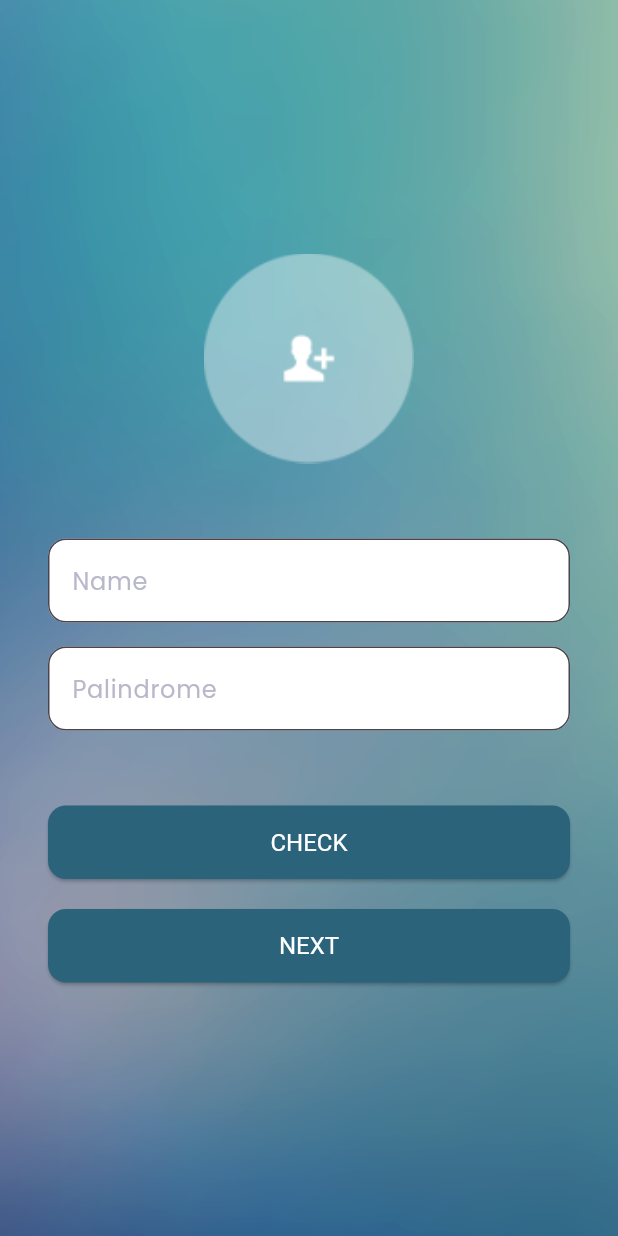
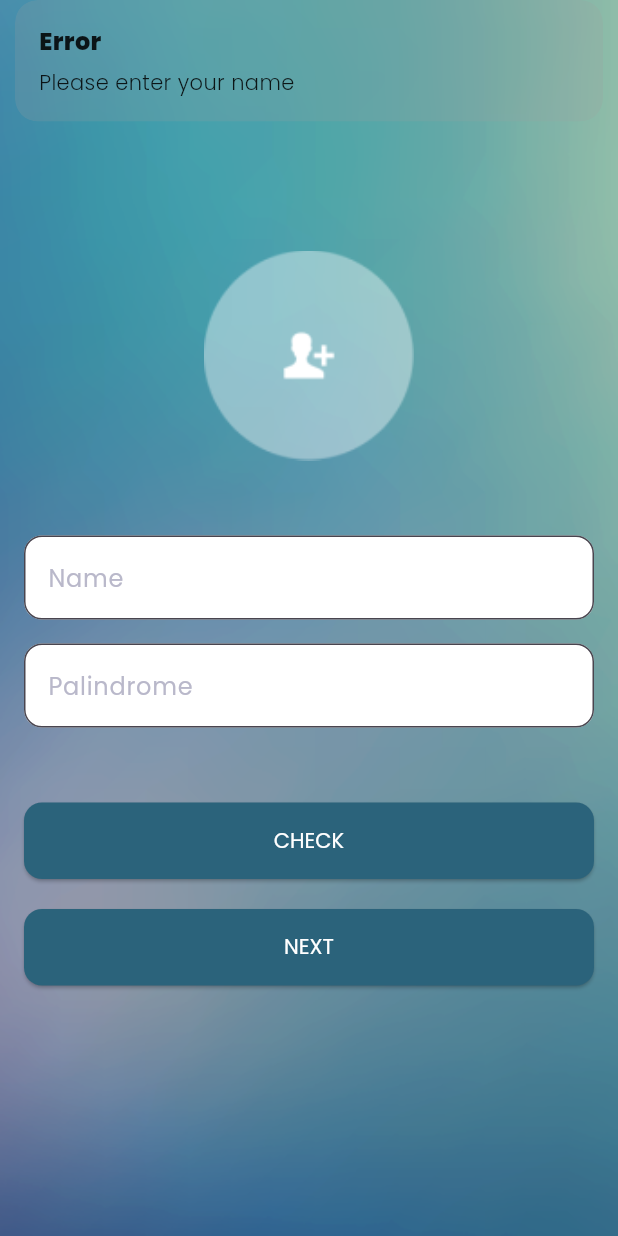
Before and after one commit to yondikavl/mdintern_test, a Flutter app: the screen it shows after launch, after a tap on "NEXT", on a phone screen of 412 x 824 dp. Run offline on Flutter 3.47's test engine with Material 3 defaults, Android fonts, the phone set to English and light mode, and no system bars; our stand-ins replace get, google_fonts.

Commit message:
feat: second screen, models and api service

```diff
--- a/lib/app/modules/first_screen/pages/first_screen_page.dart
+++ b/lib/app/modules/first_screen/pages/first_screen_page.dart
@@ -1,6 +1,8 @@
 import 'package:flutter/material.dart';
 import 'package:get/get.dart';
+import 'package:google_fonts/google_fonts.dart';
 import 'package:mdintern_test_suitmedia/app/modules/first_screen/controllers/first_screen_controller.dart';
+import 'package:mdintern_test_suitmedia/app/routes/app_routes.dart';
 
 class FirstScreenPage extends StatelessWidget {
   final FirstScreenController _controller = Get.find();
@@ -10,7 +12,6 @@ class FirstScreenPage extends StatelessWidget {
   Widget build(BuildContext context) {
     return Scaffold(
       body: Container(
-        padding: const EdgeInsets.symmetric(horizontal: 16),
         decoration: const BoxDecoration(
           image: DecorationImage(
             image: AssetImage('assets/images/background 1.png'),
@@ -63,7 +64,7 @@ class FirstScreenPage extends StatelessWidget {
                   onPressed: () => _controller.checkPalindrome(),
                   style: ElevatedButton.styleFrom(
                     padding: const EdgeInsets.symmetric(vertical: 15),
-                    textStyle: const TextStyle(fontSize: 16),
+                    textStyle: GoogleFonts.poppins(fontSize: 14),
                     backgroundColor: const Color(0xff2B637B),
                     foregroundColor: Colors.white,
                     shape: RoundedRectangleBorder(
@@ -78,11 +79,18 @@ class FirstScreenPage extends StatelessWidget {
                 width: double.infinity,
                 child: ElevatedButton(
                   onPressed: () {
-                    //
+                    if (_controller.name.value.isNotEmpty) {
+                      Get.toNamed(
+                        AppRoutes.secondScreen,
+                        arguments: _controller.name.value,
+                      );
+                    } else {
+                      Get.snackbar('Error', 'Please enter your name');
+                    }
                   },
                   style: ElevatedButton.styleFrom(
                     padding: const EdgeInsets.symmetric(vertical: 15),
-                    textStyle: const TextStyle(fontSize: 16),
+                    textStyle: GoogleFonts.poppins(fontSize: 14),
                     backgroundColor: const Color(0xff2B637B),
                     foregroundColor: Colors.white,
                     shape: RoundedRectangleBorder(
--- /dev/null
+++ b/lib/app/modules/second_screen/controllers/second_screen_controller.dart
@@ -0,0 +1,14 @@
+import 'package:get/get.dart';
+
+class SecondScreenController extends GetxController {
+  var name = ''.obs;
+  var selectedUserName = ''.obs;
+
+  void updateName(String newName) {
+    name.value = newName;
+  }
+
+  void selectUser(String name) {
+    selectedUserName.value = name;
+  }
+}
--- a/lib/app/routes/app_pages.dart
+++ b/lib/app/routes/app_pages.dart
@@ -1,14 +1,21 @@
 import 'package:get/get.dart';
 import 'package:mdintern_test_suitmedia/app/modules/first_screen/bindings/first_screen_binding.dart';
 import 'package:mdintern_test_suitmedia/app/modules/first_screen/pages/first_screen_page.dart';
+import 'package:mdintern_test_suitmedia/app/modules/second_screen/bindings/second_screen_binding.dart';
+import 'package:mdintern_test_suitmedia/app/modules/second_screen/pages/second_screen_page.dart';
 import 'package:mdintern_test_suitmedia/app/routes/app_routes.dart';
 
 class AppPages {
   static final pages = [
     GetPage(
-      name: AppRoutes.FIRST_SCREEN,
+      name: AppRoutes.firstScreen,
       page: () => FirstScreenPage(),
       binding: FirstScreenBinding(),
     ),
+    GetPage(
+      name: AppRoutes.secondScreen,
+      page: () => SecondScreenPage(),
+      binding: SecondScreenBinding(),
+    ),
   ];
 }
--- a/lib/app/routes/app_routes.dart
+++ b/lib/app/routes/app_routes.dart
@@ -1,3 +1,4 @@
 abstract class AppRoutes {
-  static const FIRST_SCREEN = '/first-screen';
+  static const firstScreen = '/first-screen';
+  static const secondScreen = '/second-screen';
 }
--- a/lib/main.dart
+++ b/lib/main.dart
@@ -10,7 +10,7 @@
   runApp(
     GetMaterialApp(
       title: 'Suitmedia Test App',
-      initialRoute: AppRoutes.FIRST_SCREEN,
+      initialRoute: AppRoutes.firstScreen,
       getPages: AppPages.pages,
       theme: ThemeData(
         textTheme: GoogleFonts.poppinsTextTheme(),
```
Also changed, not shown: lib/app/modules/second_screen/bindings/second_screen_binding.dart (added, +11 -0 lines), lib/app/modules/second_screen/pages/second_screen_page.dart (added, +73 -0 lines), lib/core/models/user_model.dart (added, +25 -0 lines), lib/core/services/api_service.dart (added, +15 -0 lines).
